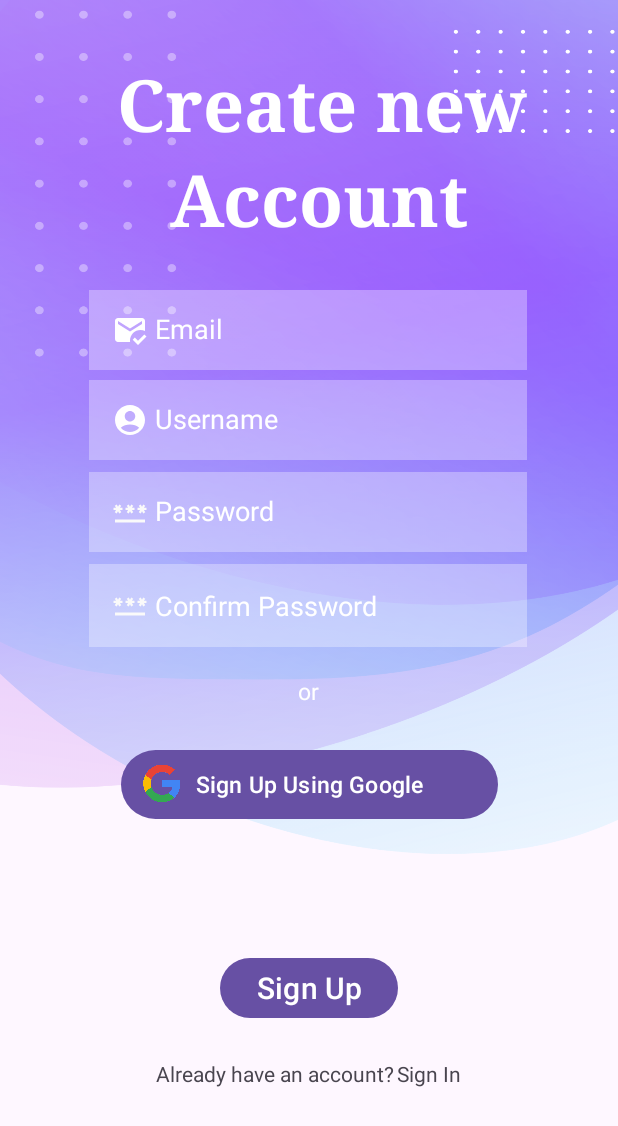
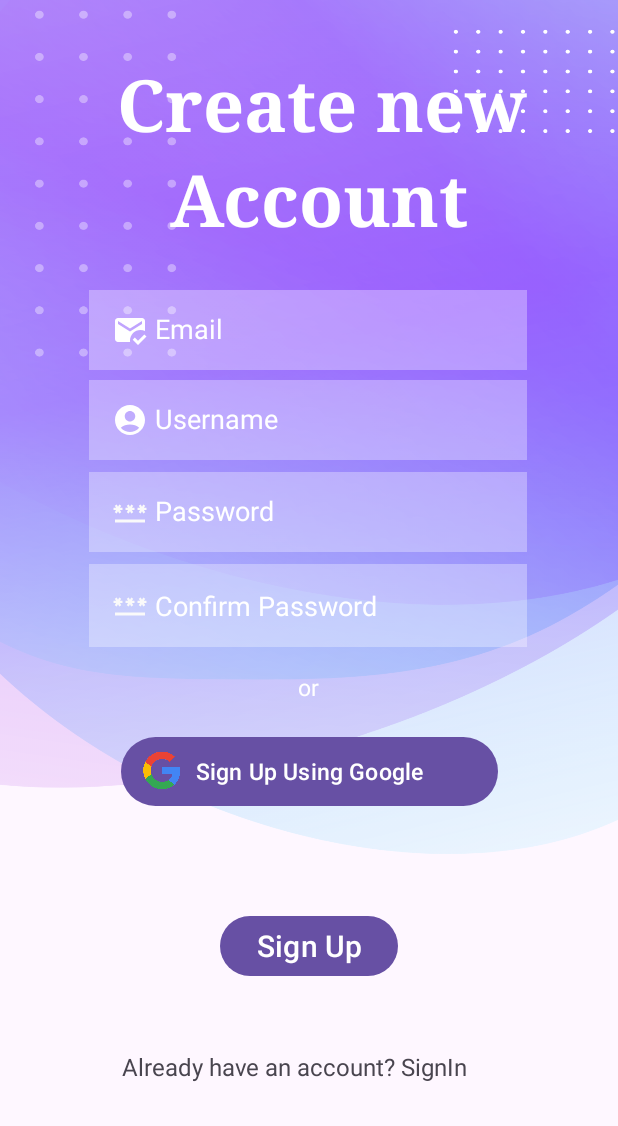
Before and after one commit to tonima26122004/Smart_home, an Android app: the signup screen opened directly, with no data from a screen before it, on a phone screen of 412 x 824 dp. Shown: the top 1126 px of the screen. Run offline under Robolectric (Android 15) with nearby library versions, the phone set to English and light mode, and no system bars.

Commit message:
bugs removed

```diff
--- a/app/src/main/res/layout/activity_signup.xml
+++ b/app/src/main/res/layout/activity_signup.xml
@@ -5,7 +5,7 @@
     android:layout_width="match_parent"
     android:layout_height="match_parent"
     android:background="@drawable/background1"
-    android:onClick="openActivity2"
+    android:onClick="signInActivity"
     tools:context=".MainActivity">
 
     <TextView
@@ -139,31 +139,20 @@
         app:layout_constraintEnd_toEndOf="parent"
         app:layout_constraintStart_toStartOf="parent"
         app:layout_constraintTop_toBottomOf="@+id/password2"
-        app:layout_constraintVertical_bias="0.543" />
-
-    <TextView
-        android:id="@+id/textView3"
-        android:layout_width="wrap_content"
-        android:layout_height="wrap_content"
-        android:layout_marginStart="104dp"
-        android:text="Already have an account?"
-        app:layout_constraintBottom_toBottomOf="parent"
-        app:layout_constraintStart_toStartOf="parent"
-        app:layout_constraintTop_toBottomOf="@+id/button"
-        app:layout_constraintVertical_bias="0.192" />
+        app:layout_constraintVertical_bias="0.452" />
 
     <TextView
         android:id="@+id/textView4"
-        android:layout_width="wrap_content"
-        android:layout_height="wrap_content"
-        android:onClick="openActivity2"
-        android:text="Sign In"
+        android:layout_width="250dp"
+        android:layout_height="25dp"
+        android:onClick="signInActivity"
+        android:text="Already have an account? SignIn"
+        android:textSize="16sp"
         app:layout_constraintBottom_toBottomOf="parent"
         app:layout_constraintEnd_toEndOf="parent"
-        app:layout_constraintHorizontal_bias="0.018"
-        app:layout_constraintStart_toEndOf="@+id/textView3"
+        app:layout_constraintStart_toStartOf="parent"
         app:layout_constraintTop_toBottomOf="@+id/button"
-        app:layout_constraintVertical_bias="0.192" />
+        app:layout_constraintVertical_bias="0.313" />
 
     <TextView
         android:id="@+id/textView5"
```
Also changed, not shown: app/src/main/java/com/example/openpage/MainActivity.java (+5 -11 lines), app/src/main/java/com/example/openpage/signup.java (+4 -4 lines), app/src/main/java/com/example/openpage/sing_in.java (+11 -2 lines), app/src/main/res/layout/activity_main.xml (+3 -29 lines), app/src/main/res/layout/activity_sing_in.xml (+20 -5 lines).
